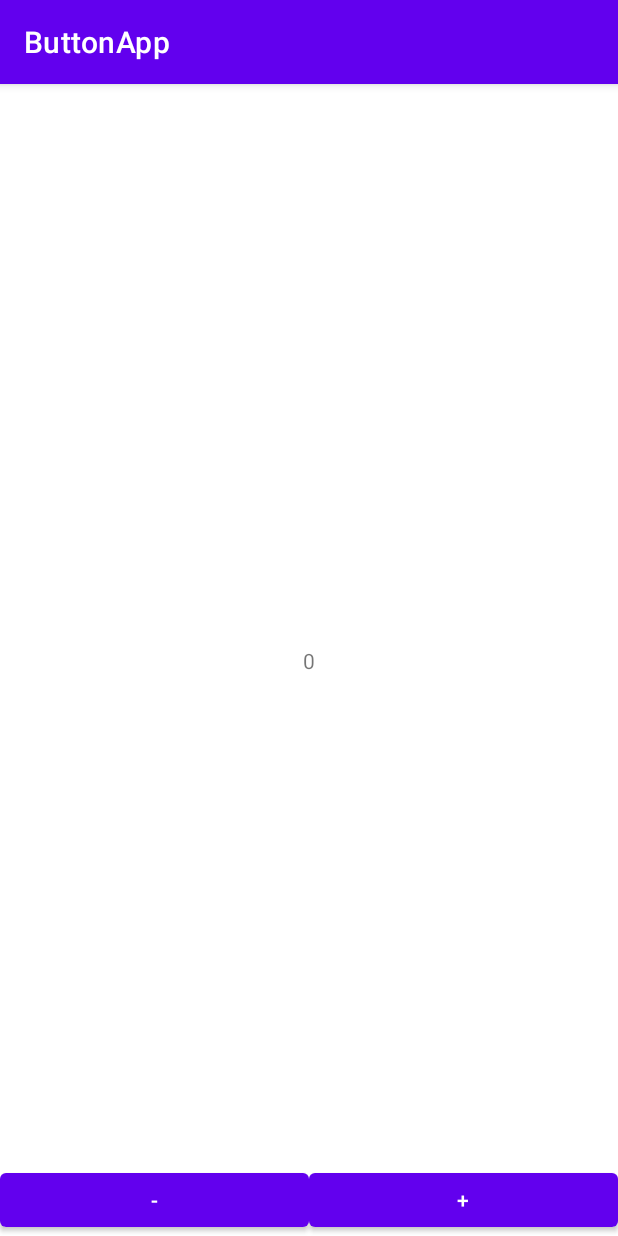
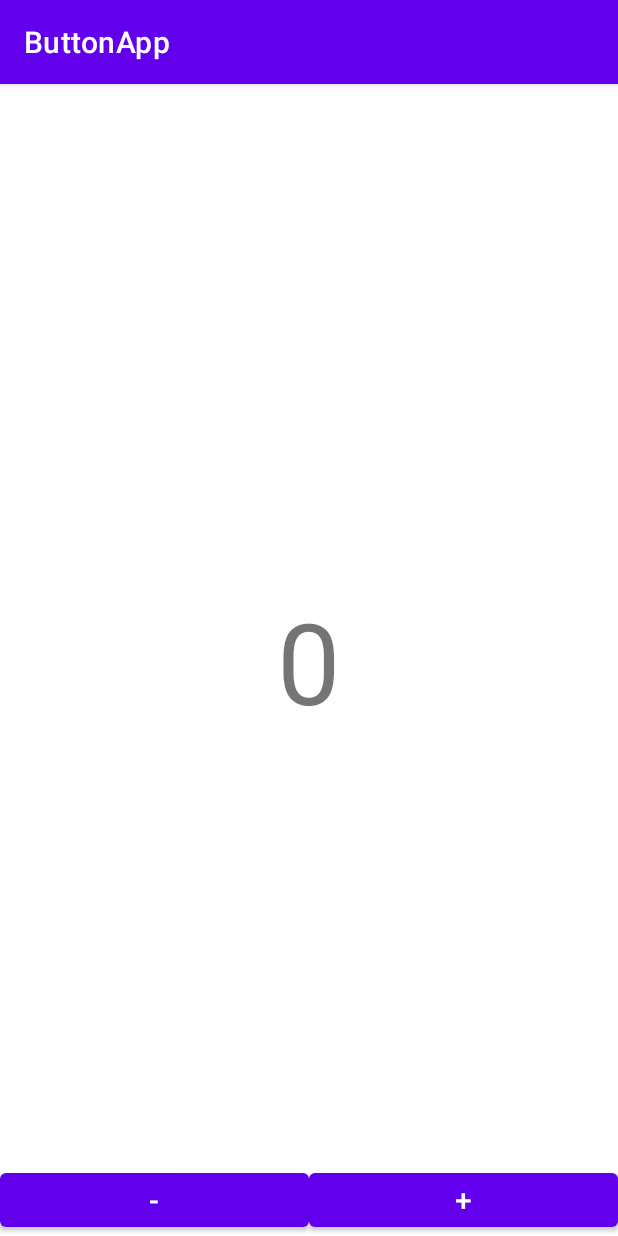
Before and after one commit to plateauh/Button-App, an Android app: the screen it shows after launch (MainActivity), on a phone screen of 412 x 824 dp. Run offline under Robolectric (Android 15) with nearby library versions, the phone set to English and light mode, and no system bars.

Commit message:
polishes done

```diff
--- a/app/src/main/res/layout/activity_main.xml
+++ b/app/src/main/res/layout/activity_main.xml
@@ -11,6 +11,7 @@
         android:layout_width="wrap_content"
         android:layout_height="wrap_content"
         android:text="0"
+        android:textSize="75dp"
         app:layout_constraintBottom_toBottomOf="parent"
         app:layout_constraintLeft_toLeftOf="parent"
         app:layout_constraintRight_toRightOf="parent"
@@ -29,14 +30,16 @@
             android:layout_width="wrap_content"
             android:layout_height="wrap_content"
             android:layout_weight="1"
-            android:text="-" />
+            android:text="-"
+            android:textSize="20dp" />
 
         <Button
             android:id="@+id/plusBtn"
             android:layout_width="wrap_content"
             android:layout_height="wrap_content"
             android:layout_weight="1"
-            android:text="+" />
+            android:text="+"
+            android:textSize="20dp" />
     </LinearLayout>
 
 </androidx.constraintlayout.widget.ConstraintLayout>
```
